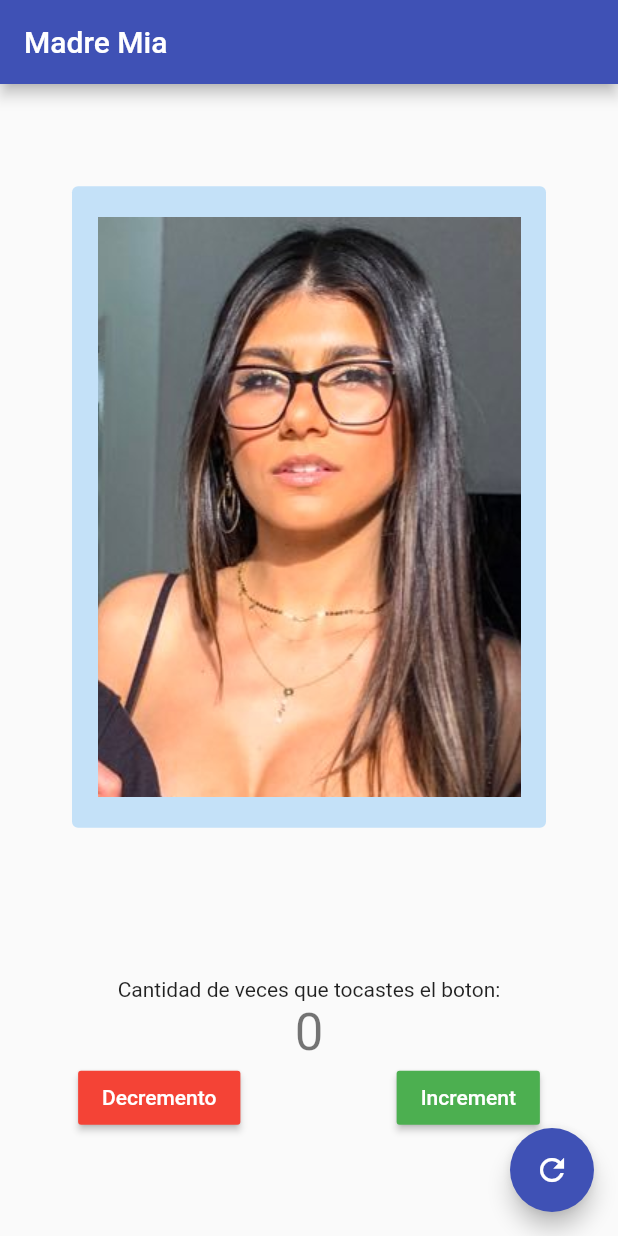
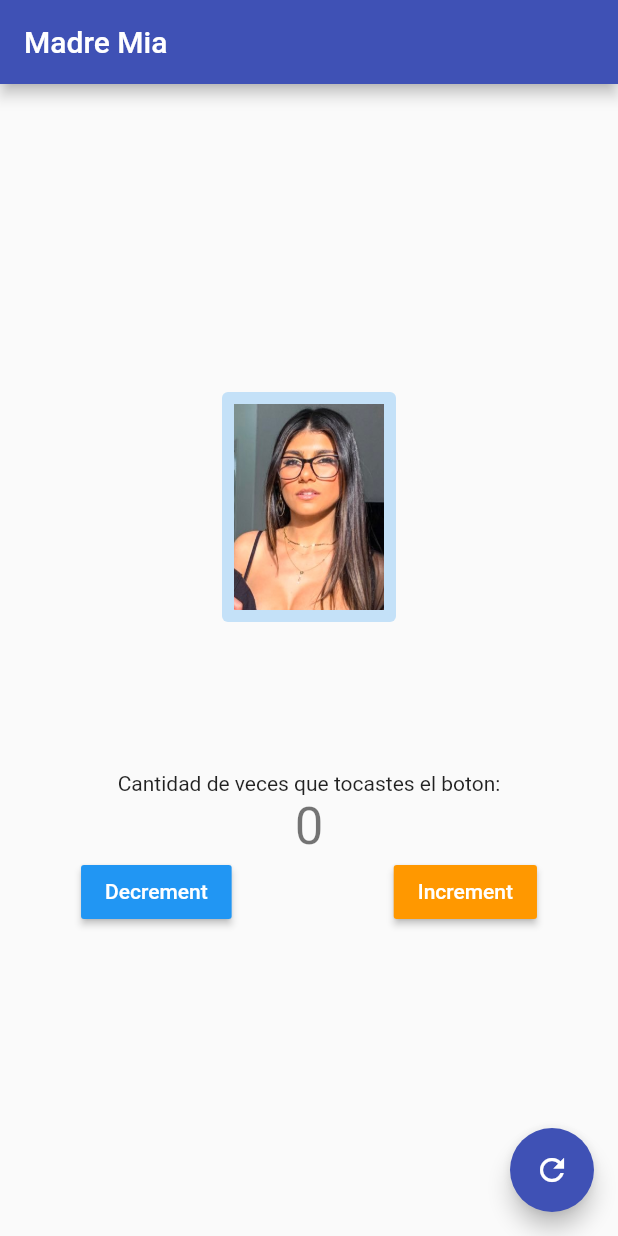
Before and after one commit to bjavier9/fluter-dart, a Flutter app: the screen it shows after launch, after a tap on "Increment", after a tap on the "refresh" icon, on a phone screen of 412 x 824 dp. Run offline on Flutter 3.47's test engine with Material 2 defaults, Android fonts, the phone set to English and light mode, and no system bars.

Commit message:
flutter 2.0

```diff
--- /dev/null
+++ b/Flutter-1/couter_app/lib/fancy_button.dart
@@ -0,0 +1,48 @@
+import 'dart:math';
+
+import 'package:flutter/material.dart';
+
+class FancyButton extends StatefulWidget {
+  final VoidCallback onPressed;
+  final Widget child;
+
+  const FancyButton({
+    Key key,
+    this.onPressed,
+    this.child,
+  }) : super(key: key);
+
+  @override
+  _FancyButtonState createState() => _FancyButtonState();
+}
+
+class _FancyButtonState extends State<FancyButton> {
+  Color _getColors() {
+    return _buttonColors.putIfAbsent(this, () => colors[next(0, 5)]);
+  }
+
+  @override
+  Widget build(BuildContext context) {
+    return Container(
+      child: RaisedButton(
+        color: _getColors(),
+        child: widget.child,
+        onPressed: widget.onPressed,
+      ),
+    );
+  }
+}
+
+final _random = new Random();
+int next(int min, int max) => min + _random.nextInt(max - min);
+
+var colors = [
+  Colors.blue,
+  Colors.green,
+  Colors.orange,
+  Colors.purple,
+  Colors.amber,
+  Colors.lightBlue
+];
+
+var _buttonColors = <_FancyButtonState, Color>{};
--- a/Flutter-1/couter_app/lib/main.dart
+++ b/Flutter-1/couter_app/lib/main.dart
@@ -1,5 +1,6 @@
 import 'dart:math';
 
+import 'package:couter_app/fancy_button.dart';
 import 'package:flutter/material.dart';
 
 void main() => runApp(MyApp());
@@ -45,47 +46,12 @@ class MyHomePage extends StatefulWidget {
   _MyHomePageState createState() => _MyHomePageState();
 }
 
-class FancyButton extends StatefulWidget {
-  final VoidCallback onPressed;
-  final Widget child;
-  const FancyButton({Key key, this.onPressed, this.child}) : super(key: key);
-  @override
-  _FancyButtonState createState() => _FancyButtonState();
-}
 
-class _FancyButtonState extends State<FancyButton> {
-  @override
-  Widget build(BuildContext context) {
-    return Container(
-      child: RaisedButton(
-        color: _getColors(),
-        child: widget.child,
-        onPressed: widget.onPressed,
-      ),
-    );
-  }
-
-  Color _getColors() {
-    return _buttonColors.putIfAbsent(this, () => colors[next(0, 5)]);
-  }
-}
-
-Map<_FancyButtonState, Color> _buttonColors = {};
-final _random = Random();
-int next(int min, int max) => min + _random.nextInt(max - min);
-List<Color> colors = [
-  Colors.blue,
-  Colors.green,
-  Colors.orange,
-  Colors.purple,
-  Colors.amber,
-  Colors.lightBlue,
-];
 
 class _MyHomePageState extends State<MyHomePage> {
   bool _reversed = false;
-  String _nImagen ='Untitled.png';
-  List<UniqueKey> _buttonKeys = [UniqueKey(), UniqueKey()];
+  String _nImagen = 'Untitled.png';
+   List<UniqueKey> _buttonKeys = [UniqueKey(), UniqueKey()];
   int _counter = 0;
 
   void _incrementCounter() {
@@ -95,8 +61,8 @@ class _MyHomePageState extends State<MyHomePage> {
       // so that the display can reflect the updated values. If we changed
       // _counter without calling setState(), then the build method would not be
       // called again, and so nothing would appear to happen.
-     if(_counter>=10){
-        _nImagen='Untitled3.png';
+      if (_counter >= 10) {
+        _nImagen = 'Untitled3.png';
       }
       _counter++;
     });
@@ -104,10 +70,9 @@ class _MyHomePageState extends State<MyHomePage> {
 
   void _decrementCounter() {
     setState(() {
-
       _counter--;
-      if(_counter<=0){
-        _nImagen='Untitled2.png';
+      if (_counter <= 0) {
+        _nImagen = 'Untitled2.png';
       }
     });
   }
@@ -115,19 +80,27 @@ class _MyHomePageState extends State<MyHomePage> {
   void _resetCounter() {
     setState(() {
       _counter = 0;
-      _nImagen='Untitled.png';
-    } );
+      _nImagen = 'Untitled.png';
+    });
+    _swap();
+  }
+
+  void _swap() {
+    setState(() {
+      _reversed = !_reversed;
+    });
   }
 
   @override
   Widget build(BuildContext context) {
-    final incrementButton = FancyButton(
+ final incrementButton = FancyButton(
       child: Text(
         "Increment",
         style: TextStyle(color: Colors.white),
       ),
       onPressed: _incrementCounter,
     );
+
     final decrementButton = FancyButton(
       child: Text(
         "Decrement",
@@ -135,7 +108,9 @@ class _MyHomePageState extends State<MyHomePage> {
       ),
       onPressed: _decrementCounter,
     );
-    List<Widget> _buttons = <Widget>[incrementButton, decrementButton];
+
+    var _buttons = <Widget>[incrementButton, decrementButton];
+
     if (_reversed) {
       _buttons = _buttons.reversed.toList();
     }
@@ -180,33 +155,35 @@ class _MyHomePageState extends State<MyHomePage> {
                   borderRadius: BorderRadius.circular(4.0)),
               child: Image.asset(
                 _nImagen,
-                width: 300.0,
+                width: 100.0,
               ),
             ),
             Text(
               'Cantidad de veces que tocastes el boton:',
             ),
             Text(
-              '$_counter',
+              _counter.toString(),
               style: Theme.of(context).textTheme.display1,
             ),
             Row(
                 mainAxisAlignment: MainAxisAlignment.spaceAround,
-                children: <Widget>[
-                  RaisedButton(
-                      color: Colors.red,
-                      child: Text('Decremento',
-                          style: TextStyle(color: Colors.white)),
-                      onPressed: _decrementCounter),
-                  RaisedButton(
-                    color: Colors.green,
-                    child: Text(
-                      "Increment",
-                      style: TextStyle(color: Colors.white),
-                    ),
-                    onPressed: _incrementCounter,
-                  )
-                ]),
+                 children: _buttons
+                // children: <Widget>[
+                //   RaisedButton(
+                //       color: Colors.red,
+                //       child: Text('Decremento',
+                //           style: TextStyle(color: Colors.white)),
+                //       onPressed: _decrementCounter),
+                //   RaisedButton(
+                //     color: Colors.green,
+                //     child: Text(
+                //       "Increment",
+                //       style: TextStyle(color: Colors.white),
+                //     ),
+                //     onPressed: _incrementCounter,
+                //   )
+                // ]
+                ),
           ],
         ),
       ),
```
